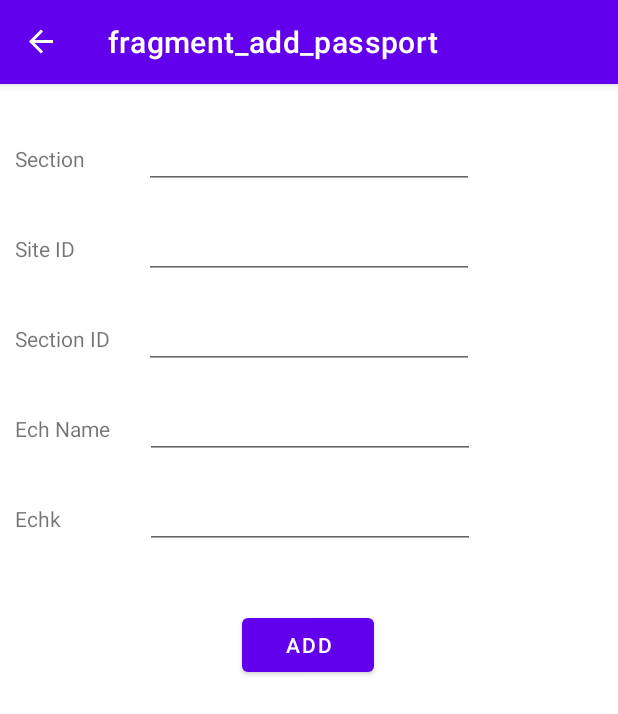
After one commit to rough7sea/Passport-Module-Demo, an Android app: the AddPassportFragment screen opened through its navigation route, on a phone screen of 412 x 824 dp. The commit adds this screen. Shown: the top 714 px of the screen. Run offline under Robolectric (Android 15) with nearby library versions, the phone set to English and light mode, and no system bars; our stand-ins replace navigation-ui.

Commit message:
- Add passport add\update fragment

```diff
--- /dev/null
+++ b/uitest/src/main/java/com/example/myapplication/fragments/add/AddPassportFragment.kt
@@ -0,0 +1,73 @@
+package com.example.myapplication.fragments.add
+
+import android.os.Bundle
+import android.text.TextUtils
+import android.util.Log
+import androidx.fragment.app.Fragment
+import android.view.LayoutInflater
+import android.view.View
+import android.view.ViewGroup
+import android.widget.Toast
+import com.example.datamanager.database.entity.Passport
+import com.example.datamanager.database.repository.impl.PassportRepository
+import com.example.myapplication.App
+import com.example.myapplication.R
+import kotlinx.android.synthetic.main.fragment_add_passport.view.*
+import kotlinx.coroutines.CoroutineScope
+import kotlinx.coroutines.Dispatchers
+import kotlinx.coroutines.launch
+import java.util.*
+
+class AddPassportFragment : Fragment() {
+
+    private val passportRepository: PassportRepository by lazy {
+        App.getDataManager().getRepository(Passport::class.java) as PassportRepository
+    }
+
+    private var _binding: View? = null
+    private val binding get() = _binding!!
+
+    override fun onCreateView(inflater: LayoutInflater, container: ViewGroup?,
+                              savedInstanceState: Bundle?): View? {
+        // Inflate the layout for this fragment
+        val view = inflater.inflate(R.layout.fragment_add_passport, container, false)
+        _binding = view
+
+        view.addPassportButton.setOnClickListener {
+            insertPassportToDB()
+        }
+
+        return view
+    }
+
+    private fun insertPassportToDB() {
+        val section = binding.editSection.text.toString()
+        val siteId = binding.editSiteId.text.toString()
+        val sectionId = binding.editSectionId.text.toString()
+        val echName = binding.editEch.text.toString()
+        val echkName = binding.editEchk.text.toString()
+
+        if (validate(section, siteId, sectionId, echName, echkName)){
+            CoroutineScope(Dispatchers.IO).launch {
+                val passport = Passport(0, Date(), section, siteId.toLong(), sectionId, echName, echkName)
+                passportRepository.add(passport)
+                requireActivity().runOnUiThread {
+                    Log.i("FRAGMENT_TEST", "Next object add to DataBase: $passport")
+                    Toast.makeText(requireContext(), "Successfully added!", Toast.LENGTH_LONG).show()
+                }
+            }
+        } else {
+            Toast.makeText(requireContext(), "Fill out all fields", Toast.LENGTH_LONG).show()
+        }
+    }
+
+    private fun validate(vararg args: String): Boolean {
+        for (a in args){
+            if (TextUtils.isEmpty(a)){
+                return false
+            }
+        }
+        return true
+    }
+
+}
--- a/uitest/src/main/java/com/example/myapplication/fragments/list/PassportListFragment.kt
+++ b/uitest/src/main/java/com/example/myapplication/fragments/list/PassportListFragment.kt
@@ -6,6 +6,7 @@ import android.view.*
 import androidx.fragment.app.Fragment
 import android.widget.Toast
 import androidx.lifecycle.ViewModelProvider
+import androidx.navigation.fragment.findNavController
 import androidx.recyclerview.widget.LinearLayoutManager
 import com.example.myapplication.R
 import com.example.myapplication.fragments.adapter.PassportAdapter
@@ -32,6 +33,10 @@ class PassportListFragment : Fragment() {
         mPassportViewModel.readAllData.observe(viewLifecycleOwner, { passports ->
             adapter.setData(passports)
         })
+
+        view.addPassportFloatingActionButton.setOnClickListener {
+            findNavController().navigate(R.id.action_passportListFragment_to_addPassportFragment)
+        }
 
         setHasOptionsMenu(true)
 
--- /dev/null
+++ b/uitest/src/main/res/layout/fragment_add_passport.xml
@@ -0,0 +1,138 @@
+<?xml version="1.0" encoding="utf-8"?>
+<androidx.constraintlayout.widget.ConstraintLayout xmlns:android="http://schemas.android.com/apk/res/android"
+    xmlns:app="http://schemas.android.com/apk/res-auto"
+    xmlns:tools="http://schemas.android.com/tools"
+    android:layout_width="match_parent"
+    android:layout_height="match_parent"
+    tools:context=".fragments.add.AddPassportFragment">
+
+    <TextView
+        android:id="@+id/textView20"
+        android:layout_width="70dp"
+        android:layout_height="20dp"
+        android:layout_marginStart="10dp"
+        android:layout_marginTop="40dp"
+        android:text="Ech Name"
+        android:textAlignment="textStart"
+        app:layout_constraintStart_toStartOf="parent"
+        app:layout_constraintTop_toBottomOf="@+id/textView6" />
+
+    <EditText
+        android:id="@+id/editSection"
+        android:layout_width="220dp"
+        android:layout_height="40dp"
+        android:layout_marginTop="30dp"
+        android:ems="10"
+        android:inputType="textPersonName"
+        app:layout_constraintEnd_toEndOf="parent"
+        app:layout_constraintHorizontal_bias="0.5"
+        app:layout_constraintStart_toStartOf="parent"
+        app:layout_constraintTop_toTopOf="parent" />
+
+    <EditText
+        android:id="@+id/editSiteId"
+        android:layout_width="220dp"
+        android:layout_height="40dp"
+        android:layout_marginTop="20dp"
+        android:ems="10"
+        android:inputType="number"
+        app:layout_constraintEnd_toEndOf="parent"
+        app:layout_constraintHorizontal_bias="0.5"
+        app:layout_constraintStart_toStartOf="parent"
+        app:layout_constraintTop_toBottomOf="@+id/editSection" />
+
+    <EditText
+        android:id="@+id/editSectionId"
+        android:layout_width="220dp"
+        android:layout_height="40dp"
+        android:layout_marginTop="20dp"
+        android:ems="10"
+        android:inputType="textPersonName"
+        app:layout_constraintEnd_toEndOf="parent"
+        app:layout_constraintHorizontal_bias="0.5"
+        app:layout_constraintStart_toStartOf="parent"
+        app:layout_constraintTop_toBottomOf="@+id/editSiteId" />
+
+    <EditText
+        android:id="@+id/editEchk"
+        android:layout_width="220dp"
+        android:layout_height="40dp"
+        android:layout_marginTop="20dp"
+        android:ems="10"
+        android:inputType="textPersonName"
+        app:layout_constraintEnd_toEndOf="parent"
+        app:layout_constraintHorizontal_bias="0.502"
+        app:layout_constraintStart_toStartOf="parent"
+        app:layout_constraintTop_toBottomOf="@+id/editEch" />
+
+    <EditText
+        android:id="@+id/editEch"
+        android:layout_width="220dp"
+        android:layout_height="40dp"
+        android:layout_marginTop="20dp"
+        android:ems="10"
+        android:inputType="textPersonName"
+        app:layout_constraintEnd_toEndOf="parent"
+        app:layout_constraintHorizontal_bias="0.502"
+        app:layout_constraintStart_toStartOf="parent"
+        app:layout_constraintTop_toBottomOf="@+id/editSectionId" />
+
+    <Button
+        android:id="@+id/addPassportButton"
+        android:layout_width="wrap_content"
+        android:layout_height="wrap_content"
+        android:layout_marginTop="40dp"
+        android:text="Add"
+        app:layout_constraintBottom_toBottomOf="parent"
+        app:layout_constraintEnd_toEndOf="parent"
+        app:layout_constraintHorizontal_bias="0.498"
+        app:layout_constraintStart_toStartOf="parent"
+        app:layout_constraintTop_toBottomOf="@+id/editEchk"
+        app:layout_constraintVertical_bias="0.0" />
+
+    <TextView
+        android:id="@+id/textView3"
+        android:layout_width="70dp"
+        android:layout_height="20dp"
+        android:layout_marginStart="10dp"
+        android:layout_marginTop="40dp"
+        android:text="Section"
+        android:textAlignment="textStart"
+        app:layout_constraintStart_toStartOf="parent"
+        app:layout_constraintTop_toTopOf="parent" />
+
+    <TextView
+        android:id="@+id/textView4"
+        android:layout_width="70dp"
+        android:layout_height="20dp"
+        android:layout_marginStart="10dp"
+        android:layout_marginTop="40dp"
+        android:text="Site ID"
+        android:textAlignment="textStart"
+        app:layout_constraintStart_toStartOf="parent"
+        app:layout_constraintTop_toBottomOf="@+id/textView3" />
+
+    <TextView
+        android:id="@+id/textView6"
+        android:layout_width="70dp"
+        android:layout_height="20dp"
+        android:layout_marginStart="10dp"
+        android:layout_marginTop="40dp"
+        android:text="Section ID"
+        android:textAlignment="textStart"
+        app:layout_constraintStart_toStartOf="parent"
+        app:layout_constraintTop_toBottomOf="@+id/textView4" />
+
+    <TextView
+        android:id="@+id/textView21"
+        android:layout_width="70dp"
+        android:layout_height="20dp"
+        android:layout_marginStart="10dp"
+        android:layout_marginTop="40dp"
+        android:text="Echk Name"
+        android:textAlignment="textStart"
+        app:layout_constraintStart_toStartOf="parent"
+        app:layout_constraintTop_toBottomOf="@+id/textView20" />
+
+
+</androidx.constraintlayout.widget.ConstraintLayout>
--- a/uitest/src/main/res/navigation/nav_graph.xml
+++ b/uitest/src/main/res/navigation/nav_graph.xml
@@ -62,6 +62,12 @@
         <action
             android:id="@+id/action_passportListFragment_to_MainFragment"
             app:destination="@id/MainFragment" />
+        <action
+            android:id="@+id/action_passportListFragment_to_addPassportFragment"
+            app:destination="@id/addPassportFragment" />
+        <action
+            android:id="@+id/action_passportListFragment_to_passportUpdateFragment"
+            app:destination="@id/passportUpdateFragment" />
     </fragment>
     <fragment
         android:id="@+id/handlerTestFragment"
@@ -112,4 +118,26 @@
             app:argType="com.example.datamanager.database.entity.Tower"
             />
     </fragment>
+    <fragment
+        android:id="@+id/addPassportFragment"
+        android:name="com.example.myapplication.fragments.add.AddPassportFragment"
+        android:label="fragment_add_passport"
+        tools:layout="@layout/fragment_add_passport" >
+        <action
+            android:id="@+id/action_addPassportFragment_to_passportListFragment"
+            app:destination="@id/passportListFragment" />
+    </fragment>
+    <fragment
+        android:id="@+id/passportUpdateFragment"
+        android:name="com.example.myapplication.fragments.update.PassportUpdateFragment"
+        android:label="fragment_passport_update"
+        tools:layout="@layout/fragment_passport_update" >
+        <action
+            android:id="@+id/action_passportUpdateFragment_to_passportListFragment"
+            app:destination="@id/passportListFragment" />
+        <argument
+            android:name="currentPassport"
+            app:argType="com.example.datamanager.database.entity.Passport"
+            />
+    </fragment>
 </navigation>
--- a/uitest/src/main/res/values/strings.xml
+++ b/uitest/src/main/res/values/strings.xml
@@ -26,4 +26,5 @@
     <string name="hello_blank_fragment">Hello blank fragment</string>
     <string name="radius">Radius</string>
     <string name="listen_objects">Listen objects</string>
+    <string name="update">Update</string>
 </resources>
```
Also changed, not shown: uitest/src/main/java/com/example/myapplication/fragments/adapter/PassportAdapter.kt (+7 -0 lines), uitest/src/main/java/com/example/myapplication/fragments/update/PassportUpdateFragment.kt (added, +105 -0 lines), uitest/src/main/java/com/example/myapplication/fragments/update/TowerUpdateFragment.kt (+2 -16 lines), uitest/src/main/java/com/example/myapplication/fragments/utils/Utils.kt (added, +15 -0 lines), uitest/src/main/res/layout/fragment_passport_list.xml (+16 -0 lines), uitest/src/main/res/layout/fragment_passport_update.xml (added, +138 -0 lines).
